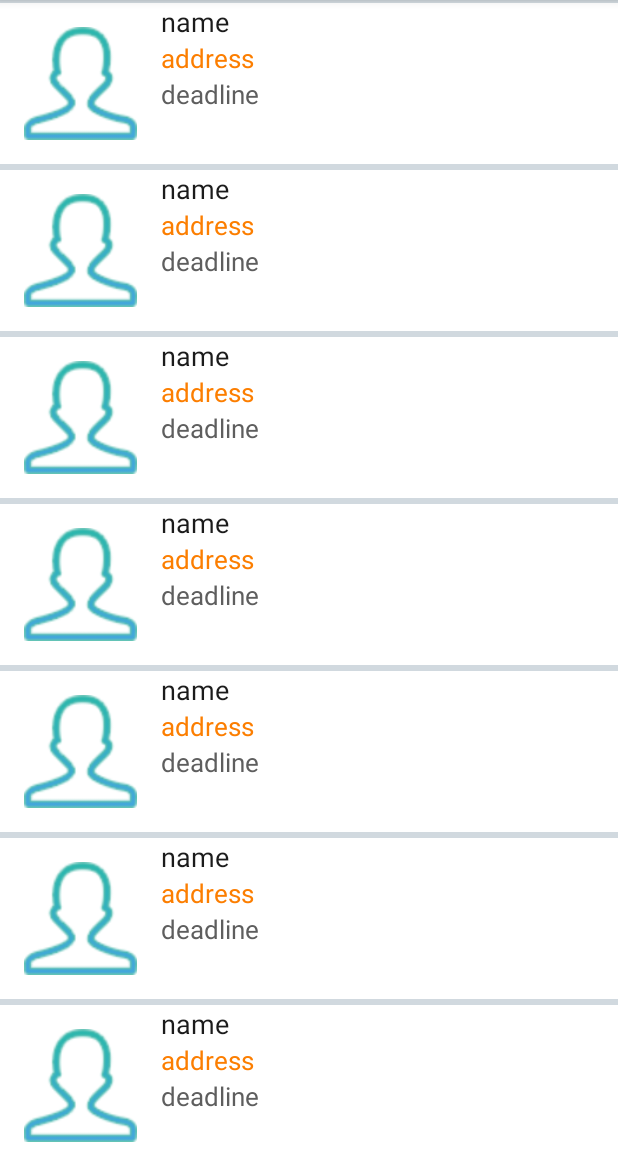
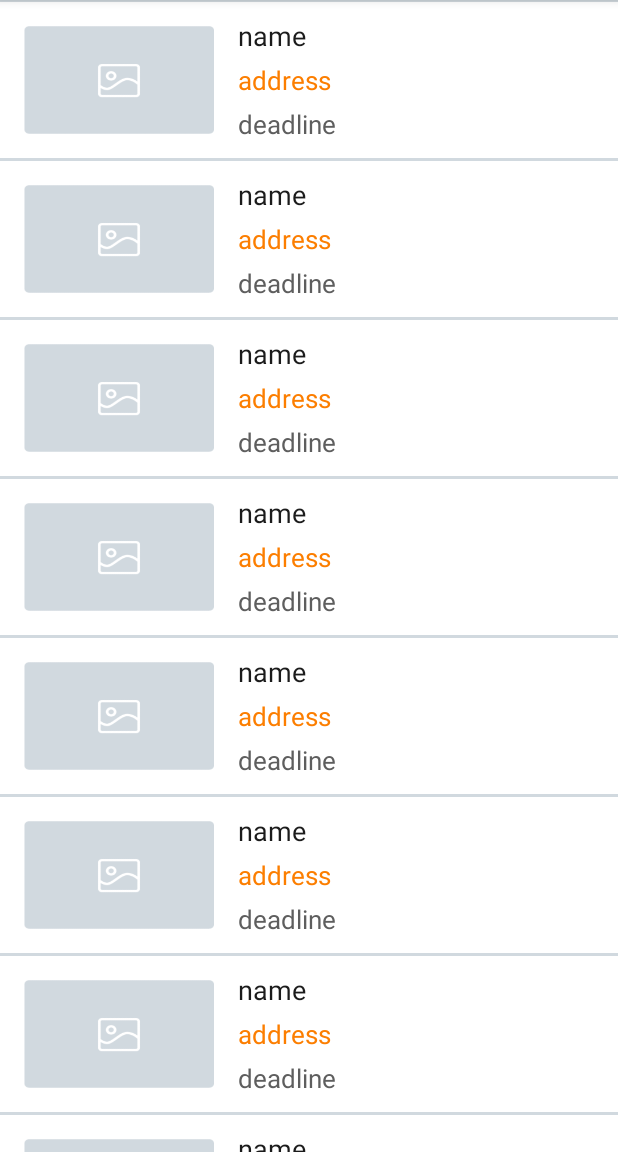
Before and after one commit to TendVictor/FreeParkingUsers, an Android app: the fragment ticketFragment shown on its own in the app's theme, on a phone screen of 412 x 824 dp, the part 84-1236 px from its top. Run offline under Robolectric (Android 15) with nearby library versions, the phone set to English and light mode, and no system bars.

Commit message:
Merge remote-tracking branch 'origin/master'
# Conflicts:
#	app/src/main/java/com/example/chen/freeparkingusers/Fragments/ticketFragment.java

```diff
--- a/app/src/main/res/layout/layout_ticket_item.xml
+++ b/app/src/main/res/layout/layout_ticket_item.xml
@@ -2,35 +2,38 @@
 <RelativeLayout xmlns:android="http://schemas.android.com/apk/res/android"
     android:layout_width="wrap_content"
     android:layout_height="wrap_content"
-    android:paddingTop="2dp"
-    android:paddingBottom="2dp"
+    android:paddingTop="1dp"
+    android:paddingBottom="0.5dp"
     android:background="#d1d9df">
 
-    <RelativeLayout
-        android:layout_width="wrap_content"
-        android:layout_height="wrap_content"
-        android:background="#ffffff">
+    <LinearLayout
+        android:layout_width="match_parent"
+        android:layout_height="match_parent"
+        android:background="#ffffff"
+        android:orientation="horizontal">
 
         <ImageView
             android:id="@+id/iv_activity"
-            android:layout_width="75dp"
-            android:layout_height="75dp"
+            android:layout_width="0dp"
+            android:layout_height="72dp"
             android:layout_centerVertical="true"
             android:layout_margin="16dp"
-            android:background="@drawable/btn_personal" />
+            android:background="@drawable/default_img"
+            android:layout_weight="1.0"/>
 
         <LinearLayout
-            android:layout_width="match_parent"
+            android:layout_width="0dp"
             android:layout_height="match_parent"
-            android:layout_toRightOf="@id/iv_activity"
-            android:orientation="vertical">
+            android:orientation="vertical"
+            android:layout_centerVertical="true"
+            android:layout_weight="2.0">
 
             <TextView
                 android:id="@+id/tv_name"
                 android:layout_width="match_parent"
                 android:layout_height="0dp"
                 android:layout_weight="1.0"
-                android:gravity="left|center"
+                android:gravity="left|bottom"
                 android:text="汉堡王送停车券"
                 android:textColor="#1b1b1b"
                 android:textSize="18sp" />
@@ -50,10 +53,10 @@
                 android:layout_width="match_parent"
                 android:layout_height="0dp"
                 android:layout_weight="1.0"
-                android:gravity="left|center"
+                android:gravity="left|top"
                 android:text="使用期限 2016.7.1-2016.7.8"
                 android:textColor="#5e5e5e"
                 android:textSize="17sp" />
         </LinearLayout>
-    </RelativeLayout>
+    </LinearLayout>
 </RelativeLayout>
```
